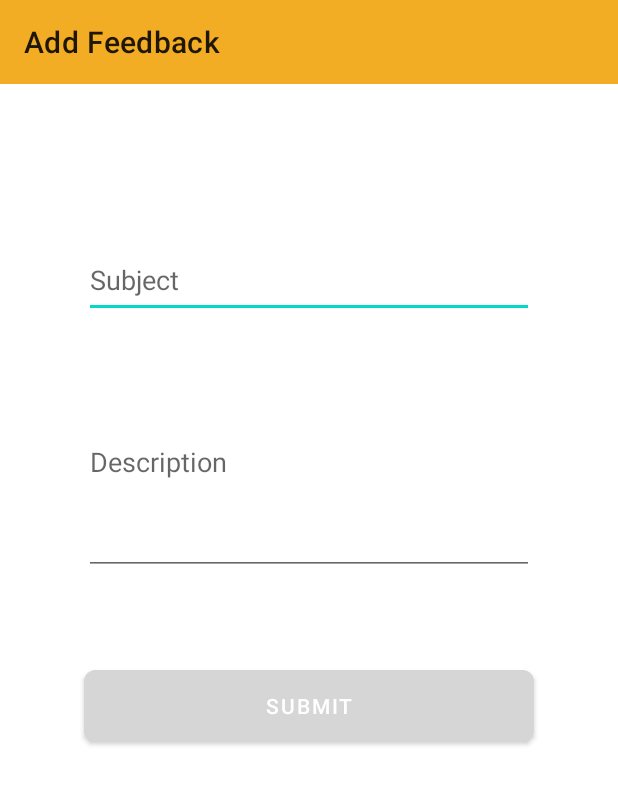
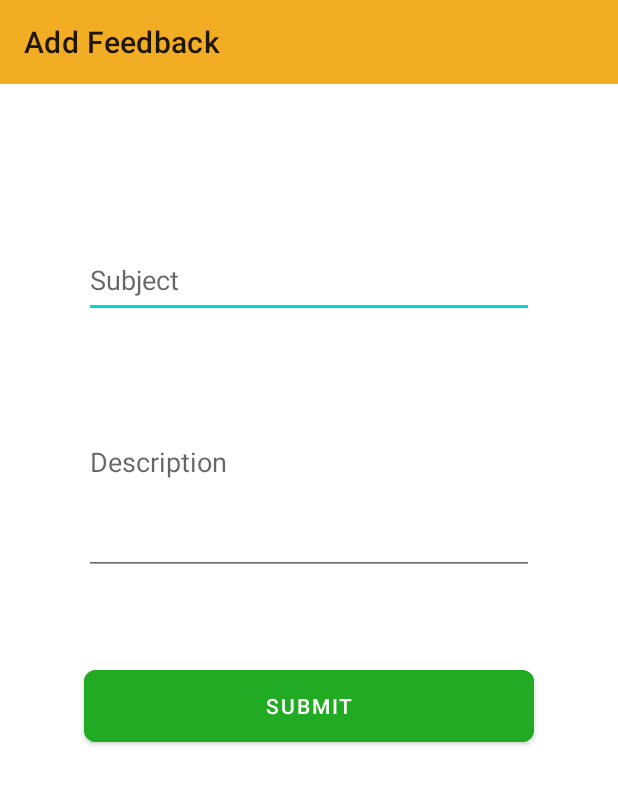
Before and after one commit to paradocx96/FuelMe-App, an Android app: the layout activity_add_feedback.xml on its own in the app's theme, with its tools: preview values and no code run, on a phone screen of 412 x 824 dp. Shown: the top 785 px of the screen. Run offline under Robolectric (Android 15) with nearby library versions, the phone set to English and light mode, and no system bars.

Commit message:
Added new color codes

```diff
--- a/app/src/main/res/values/colors.xml
+++ b/app/src/main/res/values/colors.xml
@@ -9,4 +9,6 @@
     <color name="white">#FFFFFFFF</color>
     <color name="btn_feedback_submit">#FB5858</color>
     <color name="yellow">#F3AD25</color>
+    <color name="green">#ED21AC23</color>
+    <color name="blue">#263EC6</color>
 </resources>
```
